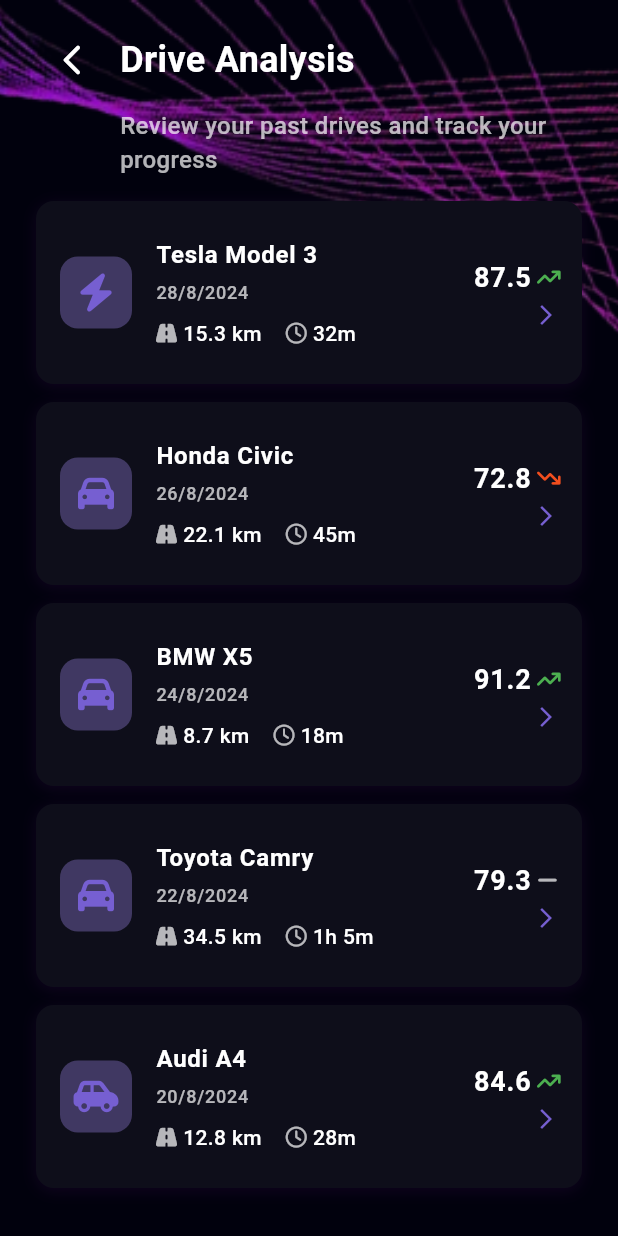
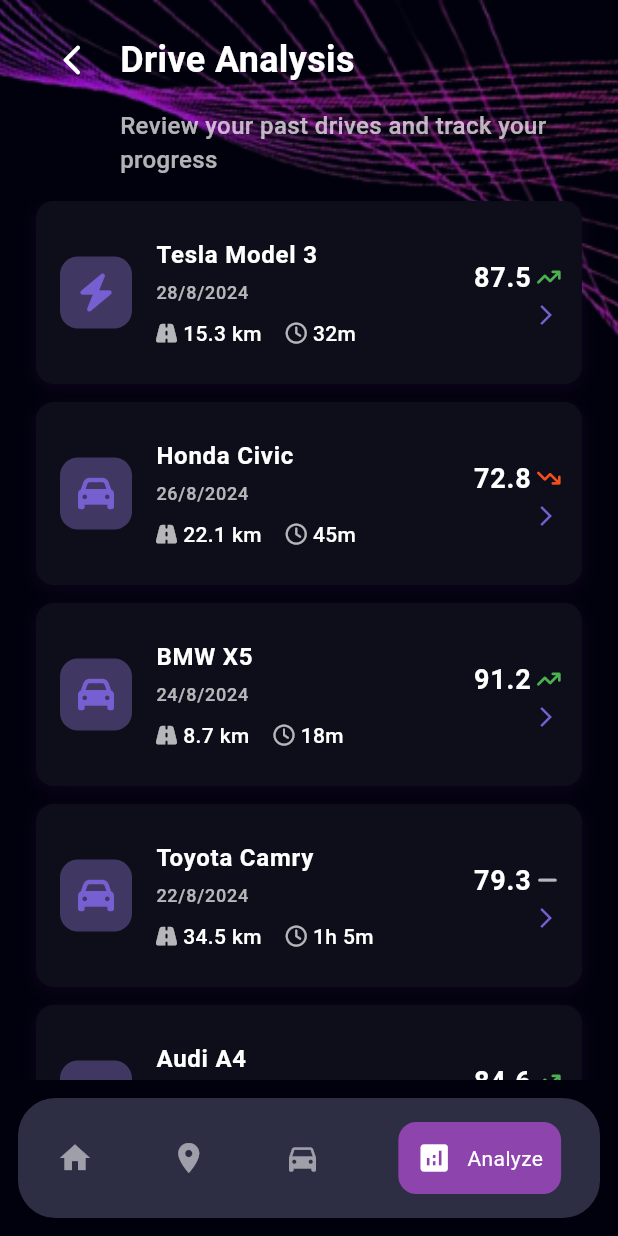
Before and after one commit to xponent-dmg/vehnicate-app, a Flutter app: the DriveAnalyzePage screen opened directly, on a phone screen of 412 x 824 dp. Run offline on Flutter 3.47's test engine with Material 3 defaults, Android fonts, the phone set to English and light mode, and no system bars; our stand-ins replace firebase_analytics, firebase_auth, firebase_core, fl_chart, flutter_dotenv, font_awesome_flutter and 5 more; accounts and stored records are empty; Roboto replaces fonts that are missing (Manrope).

Commit message:
added garage page and bottom nav bar is added to all p0ages wiht functionality

```diff
--- a/mobile_app/frontend/lib/Pages/drive_analyze_page.dart
+++ b/mobile_app/frontend/lib/Pages/drive_analyze_page.dart
@@ -246,6 +246,46 @@ class DriveAnalyzePage extends StatelessWidget {
           child: Column(children: [_buildHeader(context), Expanded(child: _buildDrivesList())]),
         ),
       ),
+      bottomNavigationBar: Container(
+        margin: EdgeInsets.symmetric(horizontal: 12, vertical: 12),
+        height: 80,
+        decoration: BoxDecoration(color: Color(0xFF2d2d44), borderRadius: BorderRadius.all(Radius.circular(25))),
+        child: Row(
+          mainAxisAlignment: MainAxisAlignment.spaceAround,
+          children: [
+            GestureDetector(
+              onTap: () => Navigator.pushNamed(context, "/dash"),
+              child: Row(
+                children: [
+                    Icon(Icons.home, color: Colors.white54, size: 24),
+                ],
+              ),
+            ),
+            Icon(Icons.location_on, color: Colors.white54, size: 24),
+            GestureDetector(
+              onTap: () => Navigator.pushNamed(context, "/garage"),
+              child: Row(
+                children: [
+                    Icon(Icons.directions_car, color: Colors.white54, size: 24),
+                ],
+              ),
+            ),
+            GestureDetector(
+              child: Container(
+                padding: EdgeInsets.all(12),
+                decoration: BoxDecoration(color: Color(0xFF8E44AD), borderRadius: BorderRadius.circular(12)),
+                child: Row(
+                  children: [
+                    Icon(Icons.analytics, color: Colors.white, size: 24),
+                    SizedBox(width: 10),
+                    Text("Analyze", style: TextStyle(color: Colors.white, fontSize: 14)),
+                  ],
+                ),
+              ),
+            ),
+          ]
+        ),
+      ),
     );
   }
 
--- a/mobile_app/frontend/lib/app.dart
+++ b/mobile_app/frontend/lib/app.dart
@@ -1,5 +1,7 @@
 import 'package:flutter/material.dart';
 import 'package:vehnicate_frontend/Pages/dashboard.dart';
+import 'package:vehnicate_frontend/Pages/drive_analyze_page.dart';
+import 'package:vehnicate_frontend/Pages/garage.dart';
 import 'package:vehnicate_frontend/Pages/login_page.dart';
 import 'package:vehnicate_frontend/Pages/profile_page.dart';
 import 'package:vehnicate_frontend/Pages/splash_page.dart';
@@ -43,6 +45,8 @@ class App extends StatelessWidget {
         "/profile":(context)=>ProfilePage(),
         "/dash":(context)=>DashboardPage(),
         "/imu":(context)=>ImuCollector(),
+        "/garage":(context)=>GaragePage(),
+        "/analyze":(context)=>DriveAnalyzePage(),
       },
       initialRoute: "/splash",
     );
--- a/mobile_app/frontend/pubspec.yaml
+++ b/mobile_app/frontend/pubspec.yaml
@@ -33,7 +33,7 @@ dependencies:
 
   # The following adds the Cupertino Icons font to your application.
   # Use with the CupertinoIcons class for iOS style icons.
-  fl_chart: ^1.0.0
+  fl_chart: ^0.66.1
   cupertino_icons: ^1.0.8
   sensors_plus: ^6.1.1
   firebase_core: ^4.0.0
```
Also changed, not shown: mobile_app/frontend/lib/Pages/dashboard.dart (+16 -3 lines), mobile_app/frontend/lib/Pages/garage.dart (added, +165 -0 lines), mobile_app/frontend/pubspec.lock, 1 other file.
